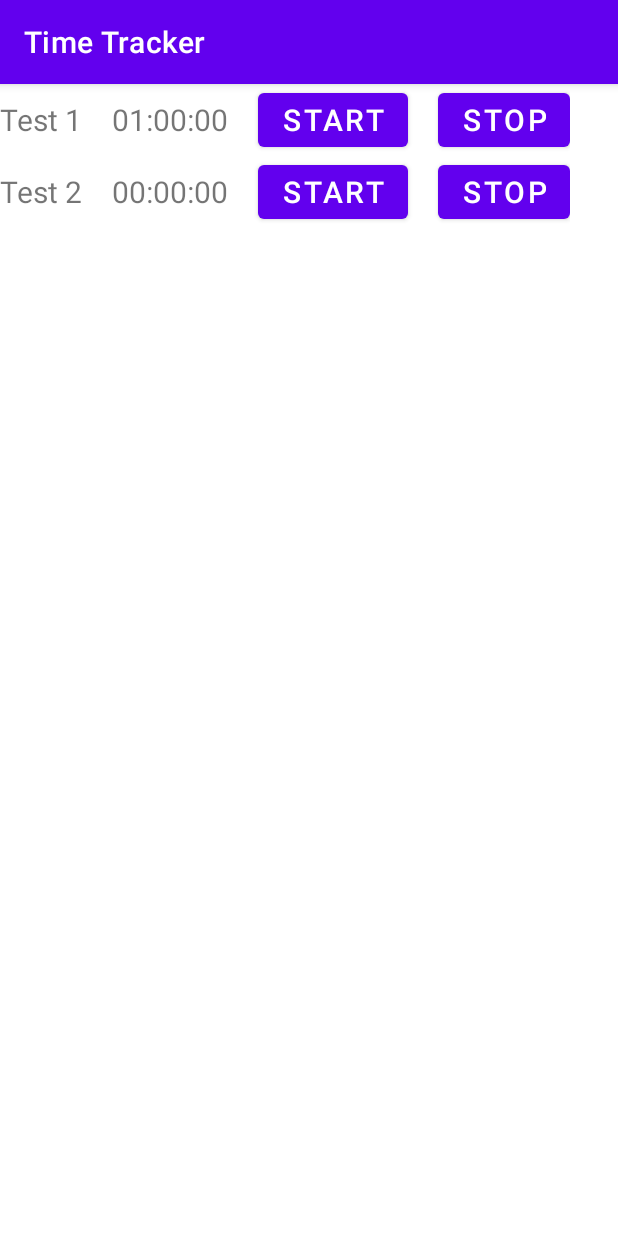
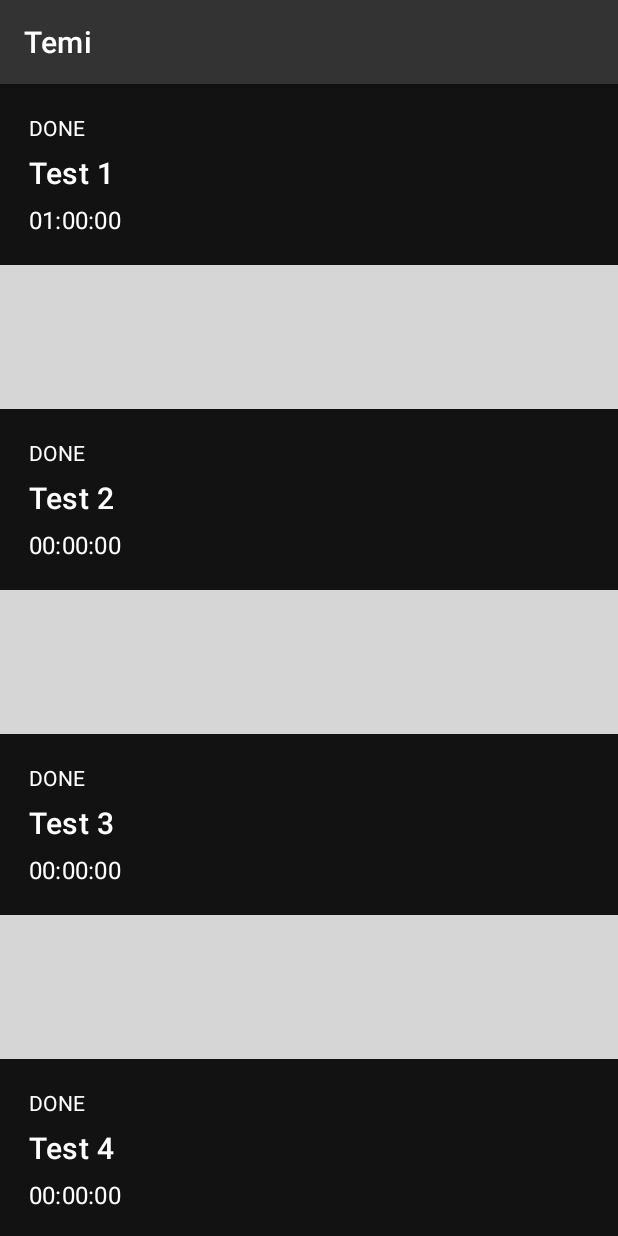
Before and after one commit to rafaelmotaalves/android-time-tracker, an Android app: the screen it shows after launch (MainActivity), on a phone screen of 412 x 824 dp. Run offline under Robolectric (Android 15) with nearby library versions, the phone set to English and light mode, and no system bars; our stand-ins replace Room's generated code.

Commit message:
Change application styling

```diff
--- a/app/build.gradle
+++ b/app/build.gradle
@@ -42,7 +42,7 @@ dependencies {
     implementation "org.jetbrains.kotlin:kotlin-stdlib:$kotlin_version"
     implementation 'androidx.core:core-ktx:1.3.2'
     implementation 'androidx.appcompat:appcompat:1.2.0'
-    implementation 'com.google.android.material:material:1.2.1'
+    implementation "com.google.android.material:material:$materialVersion"
     implementation 'androidx.constraintlayout:constraintlayout:2.0.4'
     testImplementation 'junit:junit:4.+'
     androidTestImplementation 'androidx.test.ext:junit:1.1.2'
--- a/app/src/main/java/br/ufpe/cin/timetracker/MainActivity.kt
+++ b/app/src/main/java/br/ufpe/cin/timetracker/MainActivity.kt
@@ -4,6 +4,7 @@ import androidx.appcompat.app.AppCompatActivity
 import android.os.Bundle
 import androidx.activity.viewModels
 import androidx.lifecycle.Observer
+import androidx.recyclerview.widget.DividerItemDecoration
 import androidx.recyclerview.widget.LinearLayoutManager
 import br.ufpe.cin.timetracker.databinding.ActivityMainBinding
 
@@ -22,10 +23,12 @@ class MainActivity : AppCompatActivity() {
             layoutManager = LinearLayoutManager(applicationContext)
             adapter = taskAdapter
         }
+        binding.rvTasks.addItemDecoration(DividerItemDecoration(binding.rvTasks.context, DividerItemDecoration.VERTICAL))
 
-        viewModel.tasks.observe(this, Observer {
+        viewModel.tasks.observe(this, {
             taskAdapter.submitList(it)
         })
+
     }
 
     override fun onResume() {
--- a/app/src/main/java/br/ufpe/cin/timetracker/TaskViewHolder.kt
+++ b/app/src/main/java/br/ufpe/cin/timetracker/TaskViewHolder.kt
@@ -17,12 +17,8 @@ class TaskViewHolder(private val viewModel: TaskViewModel, private val lifecycle
             }
         )
 
-        binding.start.setOnClickListener {
+        binding.root.setOnClickListener {
             viewModel.startTimer(task.id)
-        }
-
-        binding.stop.setOnClickListener {
-            viewModel.stopTimer(task.id)
         }
     }
 }
--- a/app/src/main/java/br/ufpe/cin/timetracker/repo/task/TaskInMemoryRepository.kt
+++ b/app/src/main/java/br/ufpe/cin/timetracker/repo/task/TaskInMemoryRepository.kt
@@ -11,7 +11,13 @@ class TaskInMemoryRepository : TaskRepository {
 
     override val tasks = arrayListOf(
         Task(1, "Test 1", "Description 1"),
-        Task(2, "Test 2", "Description 2")
+        Task(2, "Test 2", "Description 2"),
+            Task(3, "Test 3", "Description 2"),
+            Task(4, "Test 4", "Description 2"),
+            Task(5, "Test 5", "Description 2"),
+            Task(6, "Test 6", "Description 2"),
+            Task(7, "Test 7", "Description 2"),
+            Task(8, "Test 8", "Description 2")
     )
 
     override val timeIntervals = arrayListOf(
--- a/app/src/main/res/layout/activity_main.xml
+++ b/app/src/main/res/layout/activity_main.xml
@@ -4,15 +4,17 @@
     xmlns:tools="http://schemas.android.com/tools"
     android:layout_width="match_parent"
     android:layout_height="match_parent"
-    tools:context=".MainActivity">
-
+    tools:context=".MainActivity"
+    android:background="?attr/colorOnPrimary"
+    >
 
     <androidx.recyclerview.widget.RecyclerView
         android:id="@+id/rvTasks"
-        app:layout_constraintTop_toTopOf="parent"
+        app:layout_constraintTop_toBottomOf="parent"
         app:layout_constraintLeft_toLeftOf="parent"
         app:layout_constraintRight_toRightOf="parent"
         android:layout_width="match_parent"
+        android:orientation="vertical"
         android:layout_height="match_parent"
     />
 </androidx.constraintlayout.widget.ConstraintLayout>
--- a/app/src/main/res/layout/task.xml
+++ b/app/src/main/res/layout/task.xml
@@ -1,44 +1,54 @@
 <?xml version="1.0" encoding="utf-8"?>
-<LinearLayout xmlns:android="http://schemas.android.com/apk/res/android"
+<!--
+  ~ Copyright (C) 2019 The Android Open Source Project
+  ~
+  ~ Licensed under the Apache License, Version 2.0 (the "License");
+  ~ you may not use this file except in compliance with the License.
+  ~ You may obtain a copy of the License at
+  ~
+  ~      http://www.apache.org/licenses/LICENSE-2.0
+  ~
+  ~ Unless required by applicable law or agreed to in writing, software
+  ~ distributed under the License is distributed on an "AS IS" BASIS,
+  ~ WITHOUT WARRANTIES OR CONDITIONS OF ANY KIND, either express or implied.
+  ~ See the License for the specific language governing permissions and
+  ~ limitations under the License.
+-->
+<RelativeLayout xmlns:android="http://schemas.android.com/apk/res/android"
     android:layout_width="match_parent"
-    android:layout_height="match_parent"
-    android:orientation="horizontal"
-    xmlns:app="http://schemas.android.com/apk/res-auto">
+    android:layout_height="wrap_content"
+    android:background="?attr/selectableItemBackground"
+    android:padding="16dp"
+    android:minHeight="88dp">
 
     <TextView
-        android:text="Name"
+        android:id="@+id/status"
+        android:text="DONE"
+        android:layout_width="match_parent"
+        android:layout_height="wrap_content"
+        android:layout_gravity="center_vertical"
+        android:layout_margin="3dp"
+        android:maxLines="1"
+        android:textAppearance="?attr/textAppearanceBody2" />
+
+    <TextView
         android:id="@+id/name"
-        android:textSize="20dp"
-        android:layout_width="wrap_content"
-        android:layout_height="wrap_content"/>
+        android:layout_width="match_parent"
+        android:layout_height="wrap_content"
+        android:layout_below="@id/status"
+        android:layout_margin="3dp"
+        android:layout_gravity="center_vertical"
+        android:maxLines="1"
+        android:textAppearance="?attr/textAppearanceHeadline6" />
 
     <TextView
         android:id="@+id/timer"
-        android:layout_width="wrap_content"
+        android:layout_width="match_parent"
         android:layout_height="wrap_content"
-        android:layout_marginLeft="20dp"
-        android:text="00:00:00"
-        android:textSize="20dp"
-    />
+        android:layout_below="@id/name"
+        android:layout_gravity="center_vertical"
+        android:layout_margin="3dp"
+        android:maxLines="1"
+        android:textAppearance="?attr/textAppearanceSubtitle1" />
 
-    <Button
-        android:id="@+id/start"
-        android:layout_width="wrap_content"
-        android:layout_height="wrap_content"
-        android:layout_marginLeft="20dp"
-        android:text="@string/start"
-        android:textSize="20dp"
-       />
-
-    <Button
-        android:id="@+id/stop"
-        android:layout_width="wrap_content"
-        android:layout_height="wrap_content"
-        android:layout_marginLeft="20dp"
-        android:text="@string/stop"
-        android:textSize="20dp"
-        />
-
-
-
-</LinearLayout>
+</RelativeLayout>
--- a/app/src/main/res/values-night/themes.xml
+++ b/app/src/main/res/values-night/themes.xml
@@ -10,7 +10,7 @@
         <item name="colorSecondaryVariant">@color/teal_200</item>
         <item name="colorOnSecondary">@color/black</item>
         <!-- Status bar color. -->
-        <item name="android:statusBarColor" tools:targetApi="l">?attr/colorPrimaryVariant</item>
+        <item name="android:statusBarColor" tools:targetApi="l">?attr/colorOnPrimary</item>
         <!-- Customize your theme here. -->
     </style>
 </resources>
--- a/app/src/main/res/values/strings.xml
+++ b/app/src/main/res/values/strings.xml
@@ -1,5 +1,5 @@
 <resources>
-    <string name="app_name">Time Tracker</string>
+    <string name="app_name">Temi</string>
     <string name="stop">Stop</string>
     <string name="start">Start</string>
 </resources>
--- a/app/src/main/res/values/themes.xml
+++ b/app/src/main/res/values/themes.xml
@@ -2,15 +2,17 @@
     <!-- Base application theme. -->
     <style name="Theme.TimeTracker" parent="Theme.MaterialComponents.DayNight.DarkActionBar">
         <!-- Primary brand color. -->
-        <item name="colorPrimary">@color/purple_500</item>
-        <item name="colorPrimaryVariant">@color/purple_700</item>
-        <item name="colorOnPrimary">@color/white</item>
+        <item name="colorPrimary">#333333</item>
+        <item name="colorPrimaryVariant">#333333</item>
+        <item name="colorOnPrimary">#121212</item>
         <!-- Secondary brand color. -->
-        <item name="colorSecondary">@color/teal_200</item>
-        <item name="colorSecondaryVariant">@color/teal_700</item>
-        <item name="colorOnSecondary">@color/black</item>
-        <!-- Status bar color. -->
+        <item name="colorSecondary">@color/white</item>
+        <item name="colorSecondaryVariant">@color/teal_200</item>
+        <item name="colorOnSecondary">@color/white</item>
+
         <item name="android:statusBarColor" tools:targetApi="l">?attr/colorPrimaryVariant</item>
-        <!-- Customize your theme here. -->
+        <item name="android:textColor" tools:targetApi="1">?attr/colorSecondary</item>
+        <item name="android:listDivider" tools:targetApi="1">@drawable/divider</item>
     </style>
+
 </resources>
--- a/build.gradle
+++ b/build.gradle
@@ -1,6 +1,6 @@
 // Top-level build file where you can add configuration options common to all sub-projects/modules.
 buildscript {
-    ext.kotlin_version = "1.3.72"
+    ext.kotlin_version = '1.4.31'
     repositories {
         google()
         jcenter()
@@ -27,10 +27,10 @@ ext {
     coreVersion = '1.3.2'
     coroutinesVersion = '1.4.2'
     materialVersion = '1.3.0'
-    lifecycleVersion = '2.3.0'
+    lifecycleVersion = '2.3.1'
     preferenceVersion = '1.1.1'
     roomVersion = '2.2.6'
-    activityVersion = '1.2.0'
+    activityVersion = '1.2.2'
 
     runnerVersion = '1.3.0'
     rulesVersion = '1.0.1'
```
